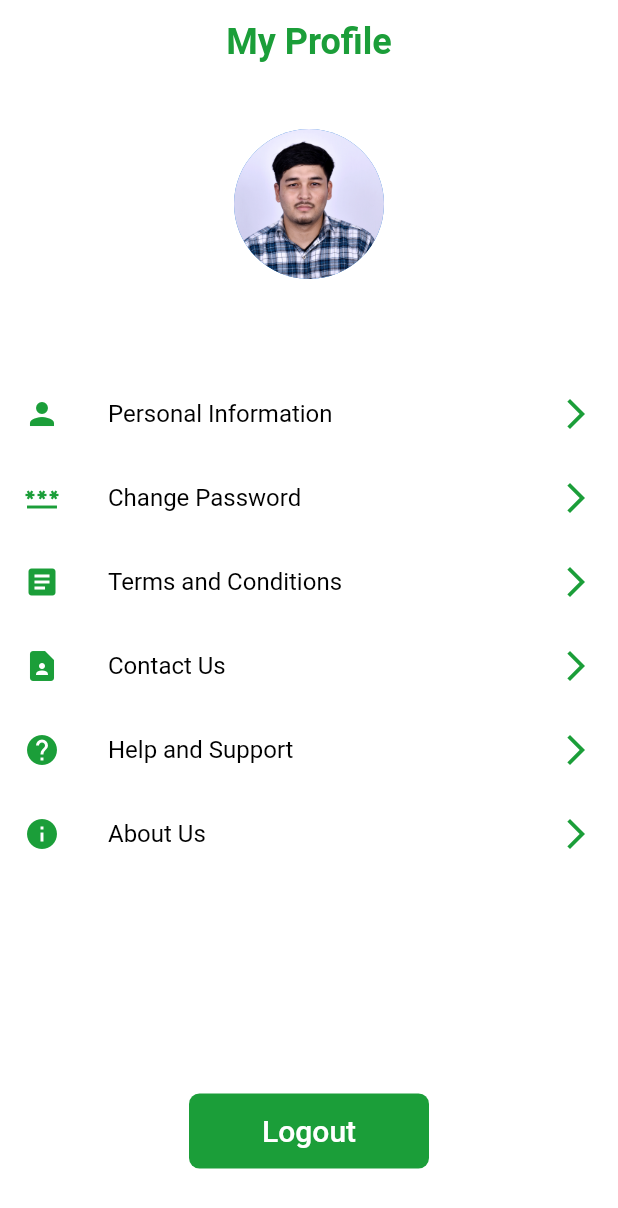
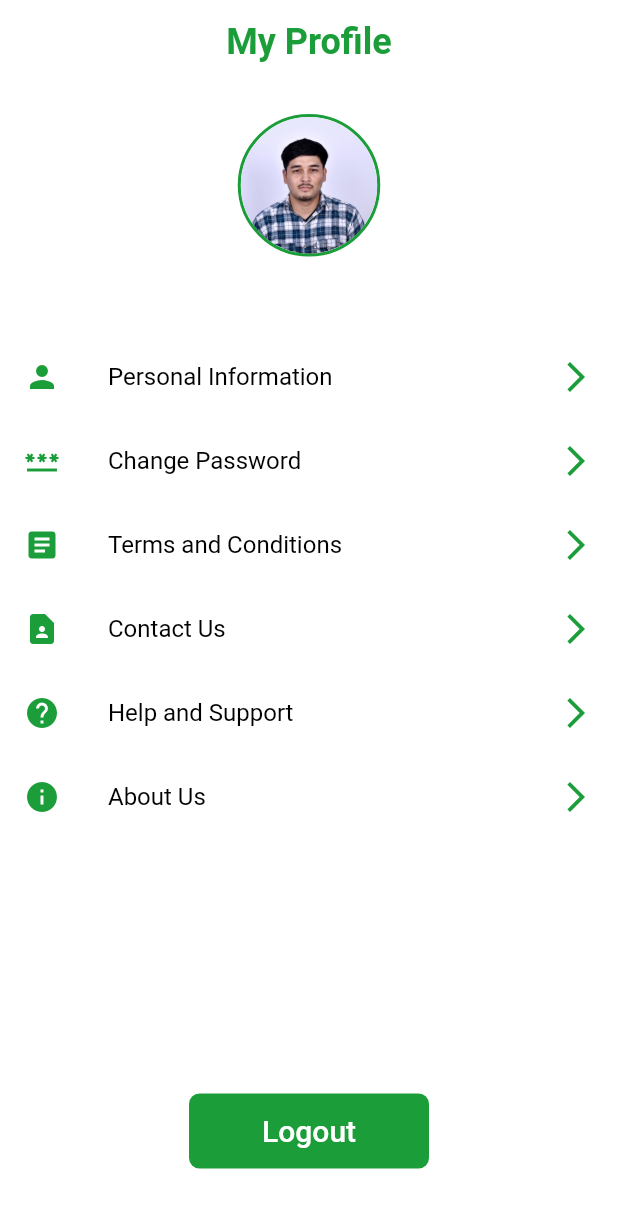
Before and after one commit to rahapal/Swastha-Aalu, a Flutter app: the ProfilePage screen opened directly, on a phone screen of 412 x 824 dp. Shown: the top 1208 px of the screen. Run offline on Flutter 3.47's test engine with Material 2 defaults, Android fonts, the phone set to English and light mode, and no system bars; our stand-ins replace cloud_firestore, firebase_auth, firebase_core, fluttertoast, google_fonts, hive and 3 more; accounts and stored records are empty.

Commit message:
profile border adn profile pic

```diff
--- a/project/lib/screens/Profile/profilepage.dart
+++ b/project/lib/screens/Profile/profilepage.dart
@@ -33,17 +33,24 @@ class _ProfilePageState extends State<ProfilePage> {
           const SizedBox(
             height: 20,
           ),
-          const Row(
+          Row(
             mainAxisAlignment: MainAxisAlignment.center,
             children: <Widget>[
               SizedBox(
-                width: 100,
-                height: 120,
-                child: CircleAvatar(
-                    //   backgroundColor: GlobalVariables.mainColor,
-                    //   child: Icon(Icons.person, size: 75, color: Colors.white),
-                    // ),
-                    backgroundImage: AssetImage('assets/profile.jpg')),
+                width: 95,
+                height: 95,
+                child: Container(
+                  decoration: BoxDecoration(
+                    borderRadius: BorderRadius.circular(100),
+                    border: Border.all(
+                      width: 2,
+                      color: GlobalVariables.mainColor,
+                    ),
+                  ),
+                  child: CircleAvatar(
+                      backgroundColor: Colors.transparent,
+                      backgroundImage: AssetImage('assets/profile.jpg')),
+                ),
               ),
             ],
           ),
@@ -170,13 +177,6 @@ class _ProfilePageState extends State<ProfilePage> {
                     ),
                   ),
                 ),
-                //  Text(
-                //   'Logout',
-                //   style: TextStyle(
-                //     fontSize: 22,
-                //     color: Colors.white,
-                //   ),
-                // ),
               ),
             ),
           ),
```
